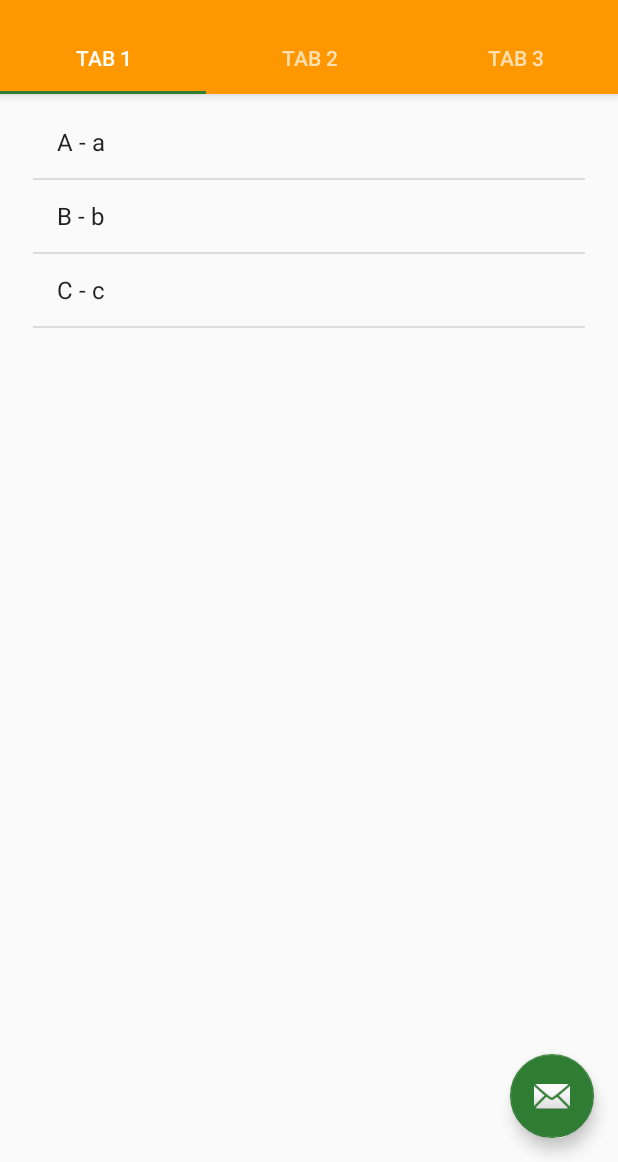
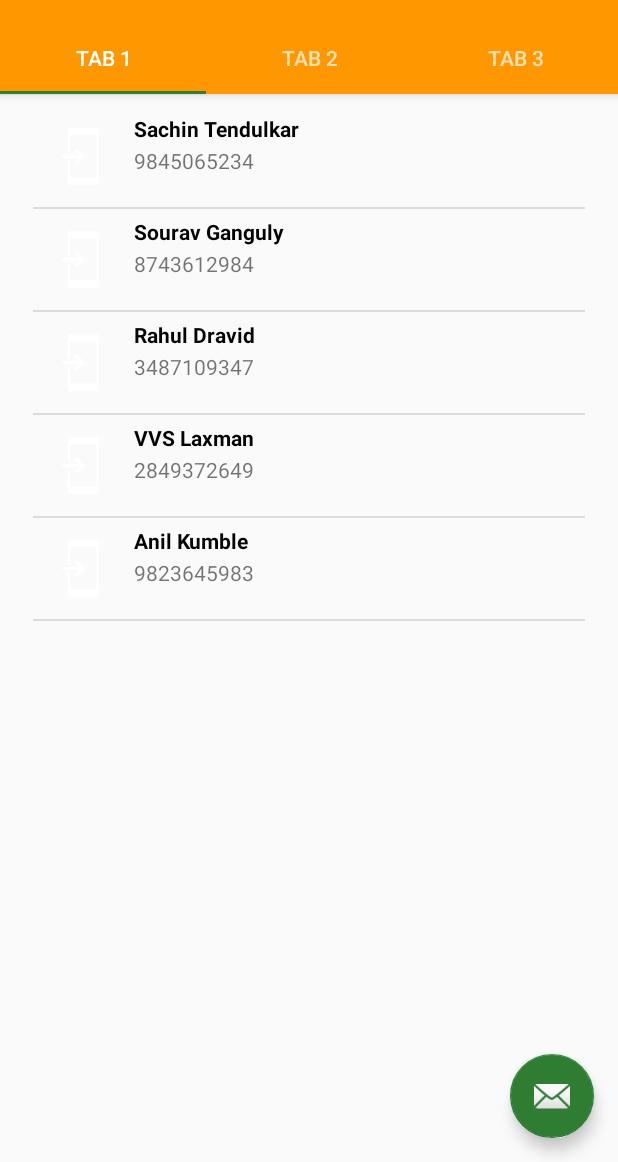
Before and after one commit to datauniverse/android-chat, an Android app: the screen it shows after launch (MainActivity), on a phone screen of 412 x 824 dp, the part 74-1236 px from its top. Run offline under Robolectric (Android 15) with nearby library versions, the phone set to English and light mode, and no system bars; our stand-ins replace Firebase (no records; nobody signed in at launch, a user with empty details on screens opened directly); libraries missing offline, so code that uses them is left out: com.firebase.ui.

Commit message:
Created a Custom List View to show mock contact data.

```diff
--- a/app/src/main/java/com/ab/android/app/MainActivity.kt
+++ b/app/src/main/java/com/ab/android/app/MainActivity.kt
@@ -10,6 +10,8 @@ import android.support.v4.app.FragmentPagerAdapter
 import android.os.Bundle
 import android.view.Menu
 import android.view.MenuItem
+import android.widget.ListView
+import com.ab.android.app.adapters.CustomListViewAdapter
 import com.ab.android.app.fragments.ChatsFragment
 import com.ab.android.app.fragments.ContactsFragment
 
@@ -46,7 +48,6 @@ class MainActivity : AppCompatActivity() {
             Snackbar.make(view, "Replace with your own action", Snackbar.LENGTH_LONG)
                     .setAction("Action", null).show()
         }
-
     }
 
     override fun onCreateOptionsMenu(menu: Menu): Boolean {
--- /dev/null
+++ b/app/src/main/java/com/ab/android/app/adapters/CustomListViewAdapter.java
@@ -0,0 +1,70 @@
+package com.ab.android.app.adapters;
+
+import android.content.Context;
+import android.support.annotation.Nullable;
+import android.view.LayoutInflater;
+import android.view.View;
+import android.view.ViewGroup;
+import android.widget.BaseAdapter;
+import android.widget.ImageView;
+import android.widget.TextView;
+
+import com.ab.android.app.R;
+
+import java.util.ArrayList;
+import java.util.HashMap;
+
+public class CustomListViewAdapter extends BaseAdapter{
+    private static LayoutInflater inflater = null;
+
+    private Context mContext = null;
+    private ArrayList<HashMap<String, String>> mContacts = null;
+
+    public CustomListViewAdapter(Context context, ArrayList<HashMap<String, String>> contacts) {
+        mContext = context;
+        mContacts = contacts;
+        inflater = (LayoutInflater) context.getSystemService(Context.LAYOUT_INFLATER_SERVICE);
+    }
+
+    @Override
+    public int getCount() {
+        return mContacts.size();
+    }
+
+    @Override
+    public Object getItem(int position) {
+        return position;
+    }
+
+    @Override
+    public long getItemId(int position) {
+        return position;
+    }
+
+    @Override
+    public View getView(int position, View convertView, ViewGroup viewGroup) {
+        View view = convertView;
+
+        if (convertView == null) {
+            view = inflater.inflate(R.layout.list_item, null);
+            TextView fullname = (TextView) view.findViewById(R.id.fullname);
+            TextView contactId = (TextView) view.findViewById(R.id.contactId);
+            ImageView contactPicture = (ImageView) view.findViewById(R.id.contactImage);
+
+            HashMap<String, String> mContact = new HashMap<>();
+            mContact = mContacts.get(position);
+
+            fullname.setText(mContact.get("fullname"));
+            contactId.setText(mContact.get("contactId"));
+            contactPicture.setImageDrawable(mContext.getResources().getDrawable(R.drawable.common_full_open_on_phone));
+        }
+
+        return view;
+    }
+
+    @Nullable
+    @Override
+    public CharSequence[] getAutofillOptions() {
+        return new CharSequence[0];
+    }
+}
--- a/app/src/main/java/com/ab/android/app/fragments/ContactsFragment.kt
+++ b/app/src/main/java/com/ab/android/app/fragments/ContactsFragment.kt
@@ -11,29 +11,50 @@ import android.widget.ArrayAdapter
 import android.widget.ListView
 import android.widget.Toast
 import com.ab.android.app.R
+import com.ab.android.app.adapters.CustomListViewAdapter
 
 /**
  * Created by abhil on 31-03-2018.
  */
 class ContactsFragment : Fragment() {
 
+    var listView: ListView? = null
+    var customListViewAdapter: CustomListViewAdapter? = null
+
     override fun onCreateView(inflater: LayoutInflater, container: ViewGroup?,
                               savedInstanceState: Bundle?): View? {
         val rootView = inflater.inflate(R.layout.fragment_contacts, container, false)
 
-        val listView = rootView.findViewById(R.id.contactsListView) as ListView
-        val listItems = arrayOf("A - a", "B - b", "C - c")
-        val adapter = ArrayAdapter<String>(
-                this.context,
-                android.R.layout.simple_list_item_1,
-                android.R.id.text1,
-                listItems)
-        listView.adapter = adapter
-        listView.onItemClickListener = AdapterView.OnItemClickListener() {
-            parent: AdapterView<*>, view: View, position: Int, id: Long ->
-            val clickedValue = listView.getItemAtPosition(position).toString()
-            Toast.makeText(this.context, clickedValue, Toast.LENGTH_LONG).show()
+        val fullnames = arrayOf(
+                "Sachin Tendulkar",
+                "Sourav Ganguly",
+                "Rahul Dravid",
+                "VVS Laxman",
+                "Anil Kumble"
+        )
+
+        val contactIds = arrayOf(
+                "9845065234",
+                "8743612984",
+                "3487109347",
+                "2849372649",
+                "9823645983"
+        )
+
+        val contactList = ArrayList<HashMap<String, String>>();
+
+        for (i in 0..4) {
+            val contact = HashMap<String, String>()
+
+            contact.put("fullname", fullnames[i])
+            contact.put("contactId", contactIds[i])
+
+            contactList.add(contact)
         }
+
+        listView = rootView.findViewById<ListView>(R.id.contactsListView)
+        customListViewAdapter = CustomListViewAdapter(this.context, contactList)
+        listView?.adapter = customListViewAdapter
 
         return rootView
     }
--- /dev/null
+++ b/app/src/main/res/layout/list_item.xml
@@ -0,0 +1,46 @@
+<?xml version="1.0" encoding="utf-8"?>
+<RelativeLayout xmlns:android="http://schemas.android.com/apk/res/android"
+    android:layout_width="fill_parent"
+    android:orientation="horizontal"
+    android:padding="5dp"
+    android:layout_height="wrap_content">
+
+    <LinearLayout
+        android:id="@+id/thumbnail"
+        android:padding="3dp"
+        android:layout_alignParentLeft="true"
+        android:layout_marginRight="5dp"
+        android:layout_width="wrap_content"
+        android:layout_height="wrap_content"
+        android:orientation="vertical">
+            <ImageView
+                android:id="@+id/contactImage"
+                android:layout_width="50dp"
+                android:src="@drawable/common_full_open_on_phone"
+                android:layout_height="50dp" />
+    </LinearLayout>
+
+    <TextView
+        android:id="@+id/fullname"
+        android:layout_alignTop="@id/thumbnail"
+        android:text="Abcd Efgh"
+        android:textStyle="bold"
+        android:textColor="#040404"
+        android:layout_toRightOf="@id/thumbnail"
+        android:textSize="14sp"
+        android:layout_width="wrap_content"
+        android:layout_height="wrap_content" />
+
+    <TextView
+        android:id="@+id/contactId"
+        android:layout_below="@id/fullname"
+        android:text="abcdefg@gmail.com"
+        android:layout_marginTop="2dp"
+        android:layout_toRightOf="@id/thumbnail"
+        android:layout_width="wrap_content"
+        android:layout_height="wrap_content" />
+
+    <TextView
+        android:layout_width="wrap_content"
+        android:layout_height="wrap_content" />
+</RelativeLayout>
--- a/build.gradle
+++ b/build.gradle
@@ -8,7 +8,7 @@ buildscript {
         google()
     }
     dependencies {
-        classpath 'com.android.tools.build:gradle:3.1.0'
+        classpath 'com.android.tools.build:gradle:3.1.1'
         classpath 'com.google.gms:google-services:3.2.0'
         classpath "org.jetbrains.kotlin:kotlin-gradle-plugin:$kotlin_version"
         // NOTE: Do not place your application dependencies here; they belong
```
